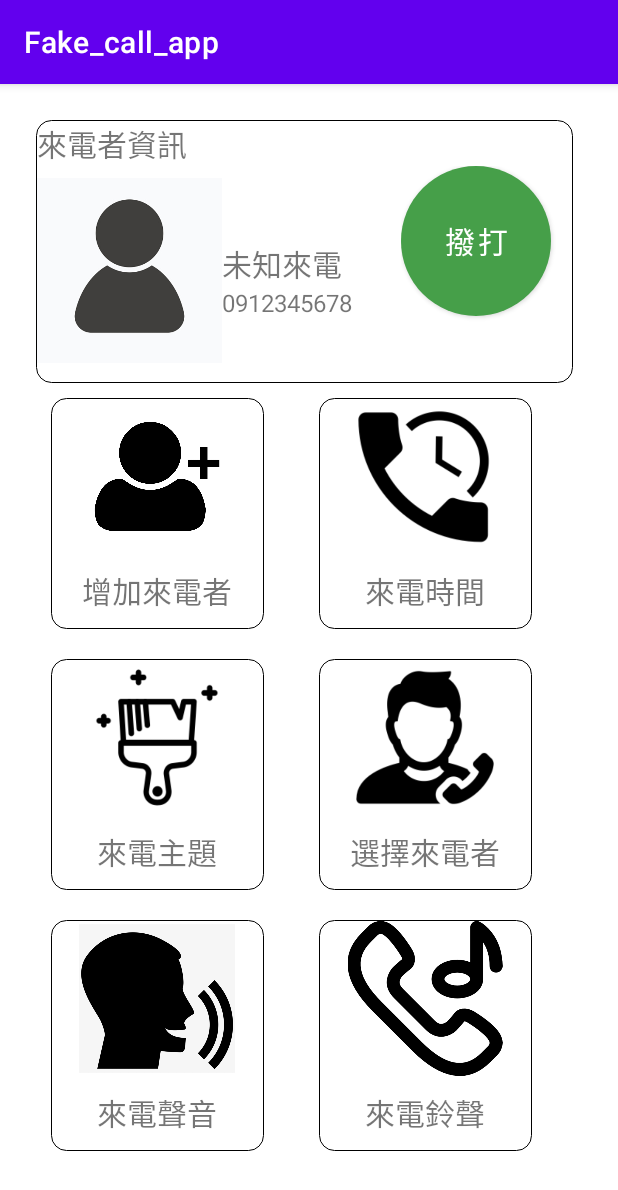
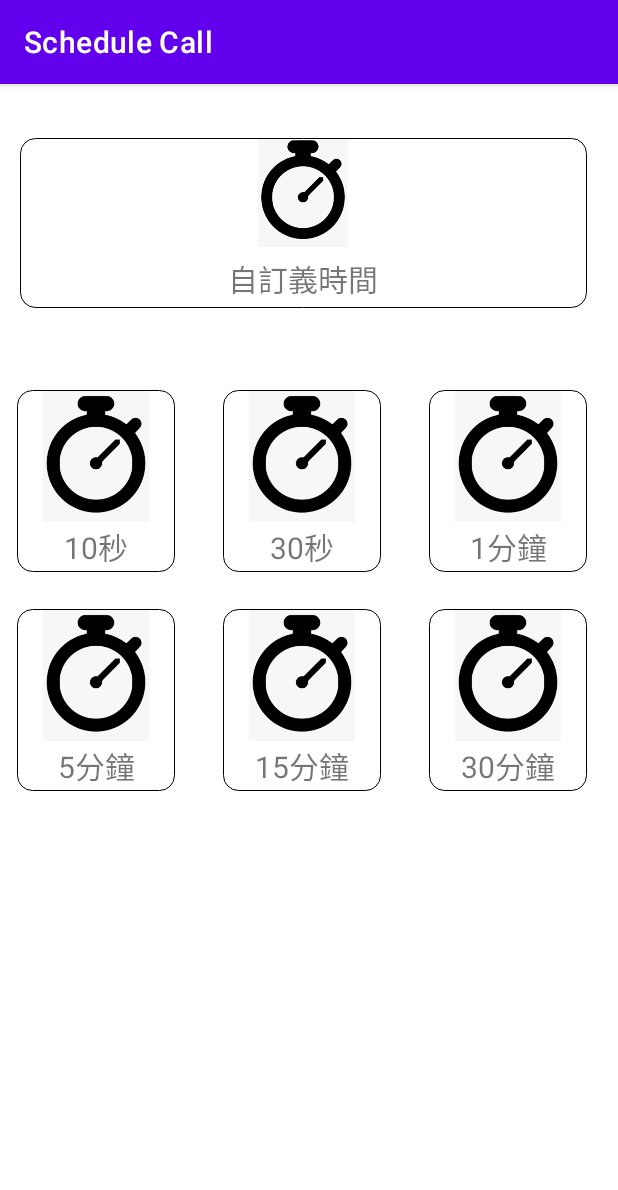
Before and after one commit to JamesTsao15/Fake_call_app, an Android app: the screen it shows after launch (MainActivity before the commit, Schedule_Call_Activity after it), after a tap on "來電時間", on a phone screen of 412 x 824 dp. Shown: the top 1190 px of the screen. Run offline under Robolectric (Android 15) with nearby library versions, the phone set to English and light mode, and no system bars.

Commit message:
更新至來電時間

```diff
--- a/app/src/main/java/com/example/fake_call2/Caller_Activity.kt
+++ b/app/src/main/java/com/example/fake_call2/Caller_Activity.kt
@@ -33,6 +33,7 @@ class Caller_Activity : AppCompatActivity() {
     private lateinit var btn_Save_Caller_Information:Button
     private lateinit var editText_caller_name:EditText
     private lateinit var editText_caller_phone_number:EditText
+    private lateinit var btn_delete_caller:Button
     var Caller_information=ArrayList<Caller>()
     var photoPath_Store=""
     fun pick_photo(){
@@ -69,6 +70,7 @@ class Caller_Activity : AppCompatActivity() {
         imgview_callerphoto=findViewById(R.id.imageView_callerphoto_setting)
         btn_change_caller_photo=findViewById(R.id.button_change_caller_photo)
         btn_Save_Caller_Information=findViewById(R.id.button_Save)
+        btn_delete_caller=findViewById(R.id.button_delete)
         editText_caller_name=findViewById(R.id.editTextPersonName)
         editText_caller_phone_number=findViewById(R.id.editTextPhone)
         if(load_caller_data().isEmpty()!=true){
@@ -91,12 +93,35 @@ class Caller_Activity : AppCompatActivity() {
         btn_Save_Caller_Information.setOnClickListener {
             val Caller_Name=editText_caller_name.text.toString()
             val Caller_Phone=editText_caller_phone_number.text.toString()
-            val newCaller=Caller(Caller_Name,Caller_Phone,photoPath_Store)
-            Caller_information.add(newCaller)
-            editText_caller_phone_number.setText("")
-            editText_caller_name.setText("")
-//            Log.e("JAMES",Caller_information.toString())
-            save_caller_data()
+            if(Caller_Name.equals("")==true || Caller_Phone.equals("")==true){
+                Toast.makeText(this,"姓名電話不得為空",Toast.LENGTH_SHORT).show()
+            }
+            else{
+                val newCaller=Caller(Caller_Name,Caller_Phone,photoPath_Store)
+                Caller_information.add(newCaller)
+                editText_caller_phone_number.setText("")
+                editText_caller_name.setText("")
+                Log.e("JAMES",Caller_information.toString())
+                save_caller_data()
+                Toast.makeText(this,"新增成功",Toast.LENGTH_SHORT).show()
+            }
+        }
+        btn_delete_caller.setOnClickListener {
+           if(Caller_information.isEmpty()==false){
+               val delete_caller=editText_caller_name.text.toString()
+               for(i in 0 until Caller_information.size){
+                   val Caller_Name=Caller_information[i].name
+                   if(Caller_Name==delete_caller){
+                       Caller_information.removeAt(i)
+                       save_caller_data()
+                       Toast.makeText(this,"刪除通話者:$Caller_Name 成功",Toast.LENGTH_SHORT).show()
+                       break
+                   }
+                   else{
+                       Toast.makeText(this,"查無此姓名，請重新輸入",Toast.LENGTH_SHORT).show()
+                   }
+               }
+           }
         }
     }
     @RequiresApi(Build.VERSION_CODES.KITKAT)
@@ -115,7 +140,6 @@ class Caller_Activity : AppCompatActivity() {
             imgview_callerphoto.setImageBitmap(resize_img)
         }
         else{
-            Log.e("JAMES","照片選擇失敗")
             Toast.makeText(this,"照片選擇失敗",Toast.LENGTH_SHORT).show()
         }
     }
--- a/app/src/main/java/com/example/fake_call2/MainActivity.kt
+++ b/app/src/main/java/com/example/fake_call2/MainActivity.kt
@@ -42,7 +42,8 @@ class MainActivity : AppCompatActivity() {
                     startActivity(caller_intent)
                 }
                 1->{
-                    Log.e("JAMES","來電時間")
+                    val caller_timer_intent=Intent(this,Schedule_Call_Activity::class.java)
+                    startActivity(caller_timer_intent)
                 }
                 2->Log.e("JAMES","來電主題")
                 3->Log.e("JAMES","來電顯示照片")
--- /dev/null
+++ b/app/src/main/java/com/example/fake_call2/Schedule_Call_Activity.kt
@@ -0,0 +1,25 @@
+package com.example.fake_call2
+
+import android.annotation.SuppressLint
+import androidx.appcompat.app.AppCompatActivity
+import android.os.Bundle
+import android.util.Log
+import android.widget.GridView
+
+class Schedule_Call_Activity : AppCompatActivity() {
+    private lateinit var gridView_timer_picker: GridView
+    override fun onCreate(savedInstanceState: Bundle?) {
+        super.onCreate(savedInstanceState)
+        setContentView(R.layout.activity_schedule_call)
+        gridView_timer_picker=findViewById(R.id.gridView_timerpicker)
+        val timerPicker_gridview_array=ArrayList<Item>()
+        val icon_array=resources.obtainTypedArray(R.array.timer)
+        val timePicker_title_array= arrayOf("10秒","30秒","1分鐘","5分鐘","15分鐘","30分鐘")
+        for (i in 0 until timePicker_title_array.size){
+            val icon=icon_array.getResourceId(0,0)
+            val setting_title=timePicker_title_array[i]
+            timerPicker_gridview_array.add(Item(icon,setting_title))
+        }
+        gridView_timer_picker.adapter=MyAdapter(this,timerPicker_gridview_array,R.layout.timer_picker_grid_view)
+    }
+}
--- /dev/null
+++ b/app/src/main/java/com/example/fake_call2/custom_timer_picker_view.kt
@@ -0,0 +1,28 @@
+package com.example.fake_call2
+
+import android.content.Context
+import android.util.AttributeSet
+import android.view.View
+import android.widget.ImageView
+import android.widget.TextView
+import androidx.constraintlayout.widget.ConstraintLayout
+
+class custom_timer_picker_view@JvmOverloads constructor(context: Context, attrs: AttributeSet?, defStyleAttr: Int = 0)
+    : ConstraintLayout(context,attrs,defStyleAttr)
+{
+
+    val view= View.inflate(context,R.layout.custom_timer_picker_view,this)
+    init {
+        if (attrs !=null){
+            val attributes=context.theme.obtainStyledAttributes(
+                attrs,
+                R.styleable.custom_timer_picker_view,0,0
+            )
+            val tv_custompicker=view.findViewById<TextView>(R.id.textView_customer_Picker)
+            tv_custompicker.text=attributes.getString(R.styleable.custom_timer_picker_view_timer_title)?:"自訂義時間"
+            val imgView_caller_photo=view.findViewById<ImageView>(R.id.imageView_timer_icon)
+            imgView_caller_photo.setImageResource(attributes.getResourceId(R.styleable.custom_timer_picker_view_custom_timer_icon,R.drawable.timer))
+
+        }
+    }
+}
--- a/app/src/main/res/layout/activity_caller.xml
+++ b/app/src/main/res/layout/activity_caller.xml
@@ -111,4 +111,18 @@
         app:layout_constraintEnd_toEndOf="parent"
         app:layout_constraintStart_toStartOf="parent"
         app:layout_constraintTop_toBottomOf="@+id/editTextPhone" />
+
+    <Button
+        android:id="@+id/button_delete"
+        android:layout_width="303dp"
+        android:layout_height="50dp"
+        android:layout_marginStart="51dp"
+        android:layout_marginLeft="51dp"
+        android:layout_marginTop="18dp"
+        android:layout_marginEnd="51dp"
+        android:layout_marginRight="51dp"
+        android:text="刪除"
+        app:layout_constraintEnd_toEndOf="parent"
+        app:layout_constraintStart_toStartOf="parent"
+        app:layout_constraintTop_toBottomOf="@+id/button_Save" />
 </androidx.constraintlayout.widget.ConstraintLayout>
--- /dev/null
+++ b/app/src/main/res/layout/activity_schedule_call.xml
@@ -0,0 +1,46 @@
+<?xml version="1.0" encoding="utf-8"?>
+<androidx.constraintlayout.widget.ConstraintLayout xmlns:android="http://schemas.android.com/apk/res/android"
+    xmlns:app="http://schemas.android.com/apk/res-auto"
+    xmlns:tools="http://schemas.android.com/tools"
+    android:layout_width="match_parent"
+    android:layout_height="match_parent"
+    tools:context=".Schedule_Call_Activity">
+
+    <LinearLayout
+        android:id="@+id/linearLayout"
+        android:layout_width="405dp"
+        android:layout_height="132dp"
+        android:layout_marginStart="1dp"
+        android:layout_marginLeft="1dp"
+        android:layout_marginTop="26dp"
+        android:layout_marginEnd="1dp"
+        android:layout_marginRight="1dp"
+        android:orientation="vertical"
+        app:layout_constraintEnd_toEndOf="parent"
+        app:layout_constraintStart_toStartOf="parent"
+        app:layout_constraintTop_toTopOf="parent">
+
+        <com.example.fake_call2.custom_timer_picker_view
+            android:layout_width="match_parent"
+            android:layout_height="134dp"
+            android:padding="10dp" />
+    </LinearLayout>
+
+    <GridView
+        android:id="@+id/gridView_timerpicker"
+        android:layout_width="408dp"
+        android:layout_height="415dp"
+        android:layout_marginStart="1dp"
+        android:layout_marginLeft="1dp"
+        android:layout_marginTop="36dp"
+        android:layout_marginEnd="2dp"
+        android:layout_marginRight="2dp"
+        android:horizontalSpacing="5dp"
+        android:numColumns="3"
+        android:verticalSpacing="5dp"
+        app:layout_constraintEnd_toEndOf="parent"
+        app:layout_constraintHorizontal_bias="0.0"
+        app:layout_constraintStart_toStartOf="parent"
+        app:layout_constraintTop_toBottomOf="@+id/linearLayout" />
+
+</androidx.constraintlayout.widget.ConstraintLayout>
--- /dev/null
+++ b/app/src/main/res/layout/custom_timer_picker_view.xml
@@ -0,0 +1,33 @@
+<?xml version="1.0" encoding="utf-8"?>
+<androidx.constraintlayout.widget.ConstraintLayout xmlns:android="http://schemas.android.com/apk/res/android"
+    xmlns:app="http://schemas.android.com/apk/res-auto"
+    xmlns:tools="http://schemas.android.com/tools"
+    android:layout_width="match_parent"
+    android:layout_height="match_parent">
+
+    <LinearLayout
+        android:layout_width="378dp"
+        android:layout_height="113dp"
+        android:gravity="center"
+        android:orientation="vertical"
+        tools:layout_editor_absoluteX="1dp"
+        tools:layout_editor_absoluteY="1dp"
+        android:background="@drawable/shape_round">
+
+        <ImageView
+            android:id="@+id/imageView_timer_icon"
+            android:layout_width="220dp"
+            android:layout_height="74dp"
+            tools:srcCompat="@tools:sample/avatars" />
+
+        <TextView
+            android:id="@+id/textView_customer_Picker"
+            android:layout_width="358dp"
+            android:layout_height="42dp"
+            android:gravity="center"
+            android:textSize="20dp"
+            android:text="TextView" />
+
+    </LinearLayout>
+
+</androidx.constraintlayout.widget.ConstraintLayout>
--- /dev/null
+++ b/app/src/main/res/layout/timer_picker_grid_view.xml
@@ -0,0 +1,35 @@
+<?xml version="1.0" encoding="utf-8"?>
+<androidx.constraintlayout.widget.ConstraintLayout xmlns:android="http://schemas.android.com/apk/res/android"
+    xmlns:app="http://schemas.android.com/apk/res-auto"
+    xmlns:tools="http://schemas.android.com/tools"
+    android:layout_width="match_parent"
+    android:layout_height="match_parent"
+    android:padding="10dp">
+
+    <LinearLayout
+        android:layout_width="105dp"
+        android:layout_height="121dp"
+        android:background="@drawable/shape_round"
+        android:orientation="vertical"
+        tools:layout_editor_absoluteX="10dp"
+        tools:layout_editor_absoluteY="10dp">
+
+        <ImageView
+            android:id="@+id/imageView"
+            android:layout_width="104dp"
+            android:layout_height="103dp"
+            android:layout_gravity="center"
+            android:layout_weight="1"
+            tools:srcCompat="@tools:sample/avatars" />
+
+        <TextView
+            android:id="@+id/textView"
+            android:layout_width="match_parent"
+            android:layout_height="49dp"
+            android:layout_gravity="center"
+            android:layout_weight="1"
+            android:gravity="center"
+            android:text="TextView"
+            android:textSize="20dp" />
+    </LinearLayout>
+</androidx.constraintlayout.widget.ConstraintLayout>
--- a/app/src/main/res/values/strings.xml
+++ b/app/src/main/res/values/strings.xml
@@ -8,4 +8,7 @@
         <item>@drawable/voice</item>
         <item>@drawable/ringtone</item>
     </integer-array>
+    <integer-array name="timer">
+        <item>@drawable/timer</item>
+    </integer-array>
 </resources>
--- a/app/src/main/res/values/style.xml
+++ b/app/src/main/res/values/style.xml
@@ -5,4 +5,8 @@
         <attr name="caller_phone_nunber" format="string" />
         <attr name="caller_photo" format="integer" />
     </declare-styleable>
+    <declare-styleable name="custom_timer_picker_view">
+        <attr name="timer_title" format="string"/>
+        <attr name="custom_timer_icon" format="integer" />
+    </declare-styleable>
 </resources>
```
Also changed, not shown: app/src/main/AndroidManifest.xml (+8 -5 lines), app/src/main/res/drawable/timer.png (added).
